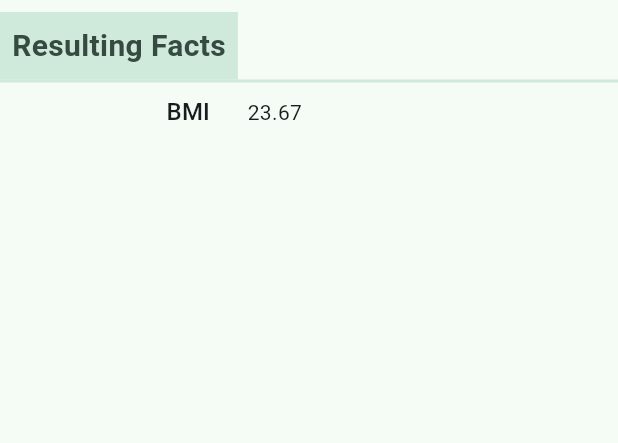
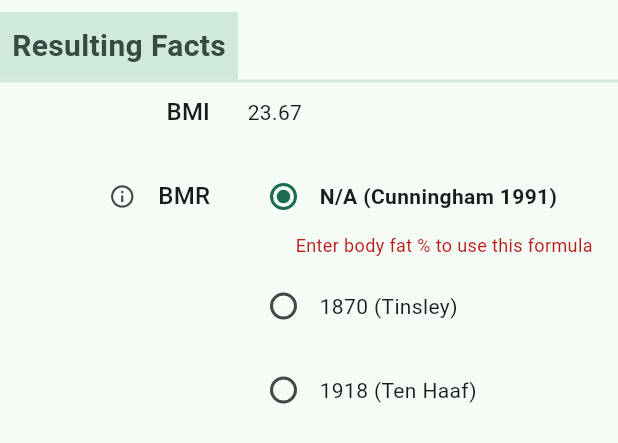
Before and after one commit to Dieterbe/body.build, a Flutter app: the ProgrammerSetupFacts widget shown alone on an empty page, opened directly, on a phone screen of 412 x 824 dp. Shown: the top 443 px of the screen. Run offline on Flutter 3.47's test engine with Material 3 defaults, Android fonts, the phone set to English and light mode, and no system bars; our stand-ins replace flutter_markdown, flutter_riverpod, freezed_annotation, go_router, riverpod_annotation, shared_preferences; missing offline and left inert: iconify_flutter, ml_linalg; accounts and stored records are empty; generated files the repository leaves out were written again.

Commit message:
update settings properties + BMR formula's
make properties doubles for accuracy
make bodyfat nullable

```diff
--- /dev/null
+++ b/lib/model/programmer/bmr_method.dart
@@ -0,0 +1,16 @@
+enum BMRMethod {
+  cunningham,
+  tinsley,
+  tenHaaf;
+
+  String get displayName {
+    switch (this) {
+      case BMRMethod.cunningham:
+        return 'Cunningham 1991';
+      case BMRMethod.tinsley:
+        return 'Tinsley';
+      case BMRMethod.tenHaaf:
+        return 'Ten Haaf';
+    }
+  }
+}
--- a/lib/ui/programmer/page/programmer_setup_facts.dart
+++ b/lib/ui/programmer/page/programmer_setup_facts.dart
@@ -1,17 +1,90 @@
 import 'package:flutter/material.dart';
 import 'package:flutter_riverpod/flutter_riverpod.dart';
+import 'package:ptc/model/programmer/bmr_method.dart';
 import 'package:ptc/ui/programmer/widget/label_bar.dart';
 import 'package:ptc/ui/programmer/widget/widgets.dart';
 import 'package:ptc/util/formulas.dart';
+import 'package:ptc/data/programmer/setup.dart';
 
-import '../../../data/programmer/setup.dart';
+const String helpBMR = '''
+Three different formulas for calculating Basal Metabolic Rate (BMR):
+
+Cunningham (1991):
+Validated in a wide range of populations from untrained individuals to athletes.
+Uses fat-free mass for better accuracy, but requires a good estimate of body fat percentage.
+Aka Katch-McArdle formula.
+
+Tinsley (2018):
+Particularly accurate for physique athletes, high-level athletes, and bodybuilders on AAS.
+Purely weight based.
+
+Ten Haaf (2014):
+Well-suited for athletes when body fat percentage is unknown. Uses weight, height, age, and sex.
+''';
 
 class ProgrammerSetupFacts extends ConsumerWidget {
   const ProgrammerSetupFacts({super.key});
+
+  Widget _buildBMRRow(
+    BuildContext context,
+    BMRMethod method,
+    double? value,
+    bool isSelected,
+    VoidCallback onSelect, {
+    String? errorMessage,
+  }) {
+    return Column(
+      crossAxisAlignment: CrossAxisAlignment.start,
+      children: [
+        Row(
+          children: [
+            Radio<bool>(
+              value: true,
+              groupValue: isSelected,
+              onChanged: (_) => onSelect(),
+            ),
+            Text(
+                '${value == null ? 'N/A' : value.round().toString()} (${method.displayName})',
+                style: TextStyle(
+                  fontWeight: isSelected ? FontWeight.bold : FontWeight.normal,
+                )),
+          ],
+        ),
+        if (isSelected && errorMessage != null)
+          Padding(
+            padding: const EdgeInsets.only(left: 32),
+            child: Text(
+              errorMessage,
+              style: TextStyle(
+                color: Theme.of(context).colorScheme.error,
+                fontSize: 12,
+              ),
+            ),
+          ),
+      ],
+    );
+  }
+
   @override
   Widget build(BuildContext context, WidgetRef ref) {
     final setup = ref.watch(setupProvider);
+    final notifier = ref.read(setupProvider.notifier);
     final bmi = calcBMI(setup.weight, setup.height);
+    final bmrCH = setup.bodyFat == null
+        ? null
+        : bmrCunningham(setup.weight, setup.bodyFat!);
+    final bmrT = bmrTinsley(setup.weight);
+    final bmrTH = bmrTenHaaf(setup.weight, setup.height, setup.age, setup.sex);
+
+    final bmrMethods = [
+      (
+        BMRMethod.cunningham,
+        bmrCH,
+        setup.bodyFat == null ? 'Enter body fat % to use this formula' : null,
+      ),
+      (BMRMethod.tinsley, bmrT, null),
+      (BMRMethod.tenHaaf, bmrTH, null),
+    ];
 
     return Column(
       children: [
@@ -21,6 +94,56 @@ class ProgrammerSetupFacts extends ConsumerWidget {
           const SizedBox(width: 25),
           Text(bmi.toStringAsFixed(2)),
         ]),
+        const SizedBox(height: 20),
+        Row(
+          crossAxisAlignment: CrossAxisAlignment.start,
+          children: [
+            titleWidget(
+              Row(
+                mainAxisSize: MainAxisSize.min,
+                children: [
+                  IconButton(
+                    icon: const Icon(Icons.info_outline, size: 18),
+                    onPressed: () {
+                      showDialog(
+                        context: context,
+                        builder: (context) => AlertDialog(
+                          title: const Text('Basal Metabolic Rate (BMR)'),
+                          content: Text(helpBMR),
+                          actions: [
+                            TextButton(
+                              onPressed: () => Navigator.pop(context),
+                              child: const Text('OK'),
+                            ),
+                          ],
+                        ),
+                      );
+                    },
+                  ),
+                  Text('BMR', style: Theme.of(context).textTheme.titleMedium),
+                ],
+              ),
+              context,
+            ),
+            const SizedBox(width: 25),
+            Column(
+              crossAxisAlignment: CrossAxisAlignment.start,
+              children: [
+                for (final (method, value, error) in bmrMethods) ...[
+                  _buildBMRRow(
+                    context,
+                    method,
+                    value,
+                    setup.bmrMethod == method,
+                    () => notifier.setBMRMethod(method),
+                    errorMessage: error,
+                  ),
+                  const SizedBox(height: 8),
+                ],
+              ],
+            ),
+          ],
+        ),
       ],
     );
   }
--- a/lib/ui/programmer/page/programmer_setup_inputs.dart
+++ b/lib/ui/programmer/page/programmer_setup_inputs.dart
@@ -168,7 +168,7 @@ class ProgrammerSetupInputs extends ConsumerWidget {
               width: 200,
               child: TextFormField(
                 key: keyBodyFat,
-                initialValue: setup.bodyFat.toString(),
+                initialValue: setup.bodyFat?.toString(),
                 keyboardType: TextInputType.number,
                 autovalidateMode: AutovalidateMode.always,
                 validator: notifier.bodyFatValidator,
--- a/lib/util/formulas.dart
+++ b/lib/util/formulas.dart
@@ -5,7 +5,10 @@ import 'dart:math';
 import 'package:ptc/model/programmer/level.dart';
 import 'package:ptc/model/programmer/sex.dart';
 
-double calcBMI(int weight, int length) => 10000 * weight / (length * length);
+const double kJToKcal = 0.239006;
+
+double calcBMI(double weight, double length) =>
+    10000 * weight / (length * length);
 
 // implements Menno's suggested formula
 int calcOptimalSetsPerWeekPerMuscleGroupMH(Sex sex, Level level,
@@ -26,3 +29,30 @@ int calcOptimalSetsPerWeekPerMuscleGroupMH(Sex sex, Level level,
       (sex == Sex.female ? 3 : 0);
   return result.round();
 }
+
+// cunningham et al. 1991
+// weigt must be in kg
+// BMR via cunningham 1991 (aka katch-mcArdle)
+// been validated in a wide range of
+// populations from untrained individuals to athletes
+bmrCunningham(double weight, double fatPct) {
+  final ffm = weight * (1 - fatPct / 100);
+  return 370 + (21.6 * ffm);
+}
+
+// Tinsley et al. (2018) BMR
+// great for physique athletes, high level athletes, and bodybuilders (on AAS)
+bmrTinsley(double weight) => 10 + weight * 24.8;
+
+// Ten Haaf et al. (2014) BMR
+// weight in kg
+// height in m
+// age in years
+// good for athletes if you don't know BF
+bmrTenHaaf(double weight, double height, double age, Sex sex) =>
+    (49.94 * weight +
+        24.59053 * height -
+        34.014 * age +
+        (sex == Sex.male ? 799.257 : 0) +
+        122.502) *
+    kJToKcal;
```
Also changed, not shown: lib/data/programmer/setup.dart (+21 -17 lines), lib/model/programmer/settings.dart (+12 -8 lines), lib/data/programmer/setup.g.dart, lib/model/programmer/settings.freezed.dart, lib/model/programmer/settings.g.dart.
